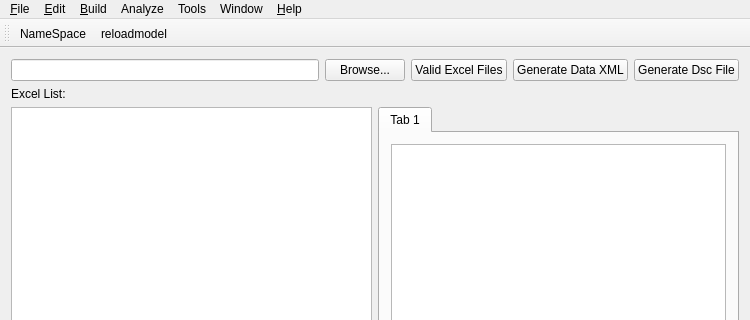
First picture: the form in mainwindow.ui, repository LMiceOrg/Modelingtools, before the edit; both pictures show x 0 to 750 and y 0 to 320 of the 750 by 569 pixel window.
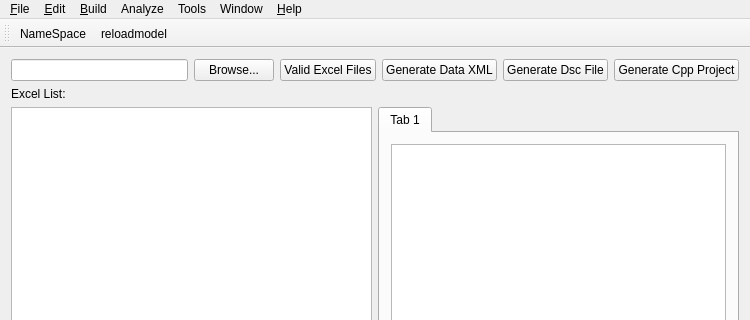
Second picture: the form after the edit. Custom widgets are drawn as their Qt base class.

The edit to the form file:
```diff
--- a/mainwindow.ui
+++ b/mainwindow.ui
@@ -48,6 +48,13 @@
         </property>
        </widget>
       </item>
+      <item>
+       <widget class="QPushButton" name="pushButton_5">
+        <property name="text">
+         <string>Generate Cpp Project</string>
+        </property>
+       </widget>
+      </item>
      </layout>
     </item>
     <item>
```
